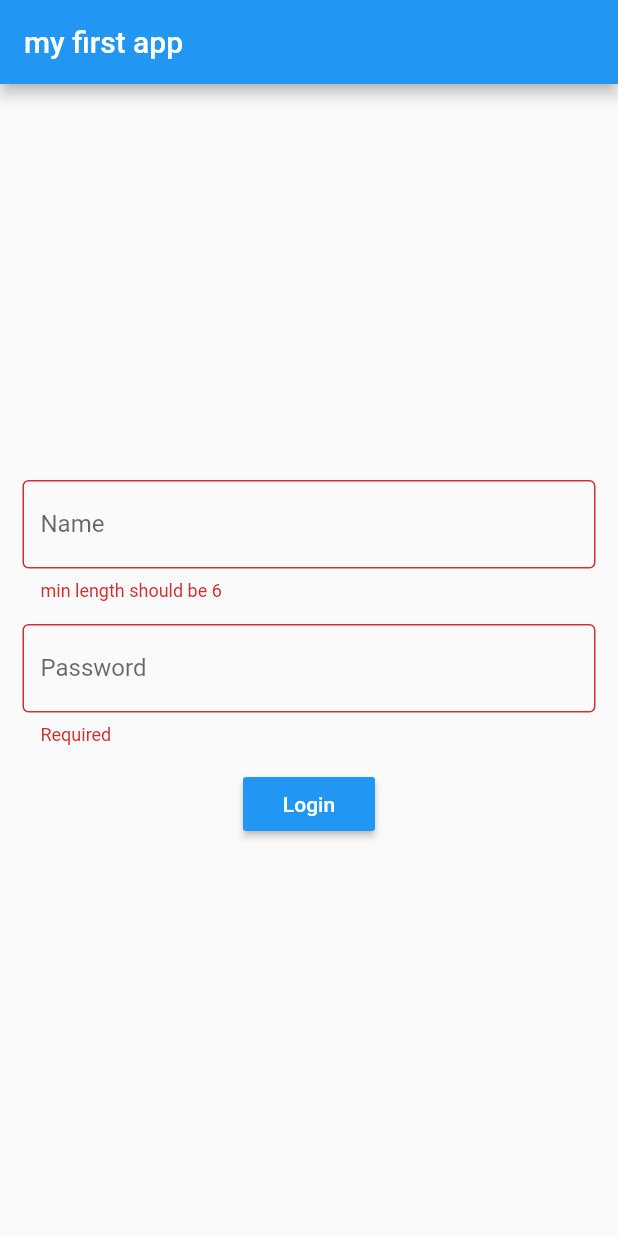
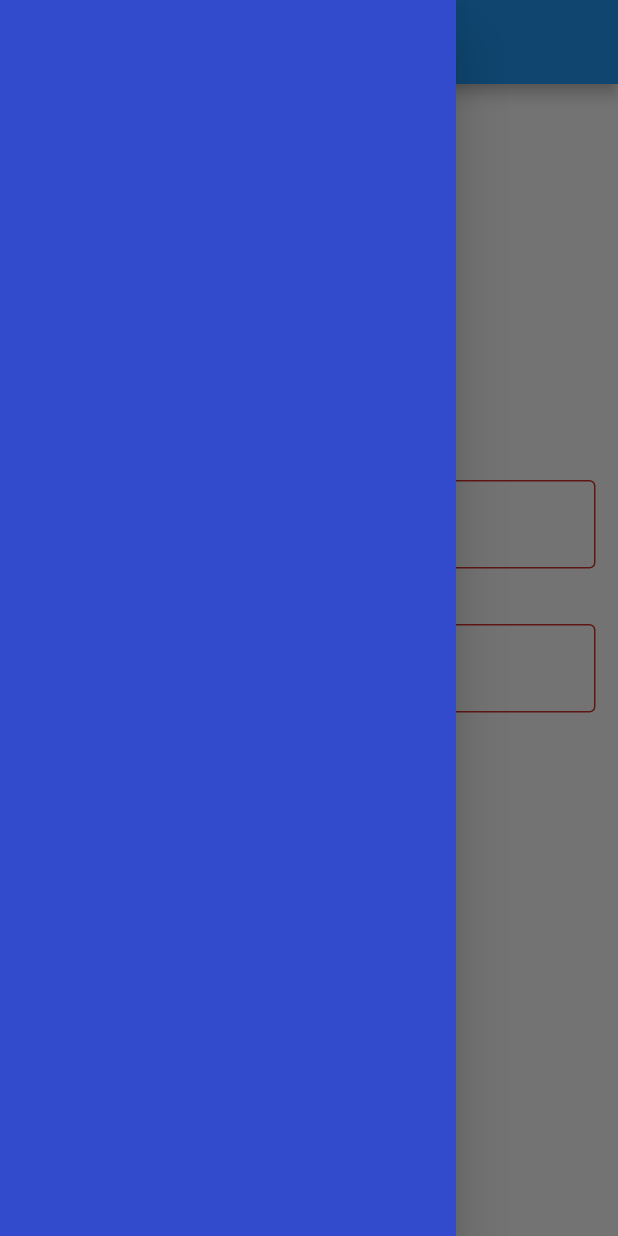
Before and after one commit to Akhil184/login-page-in-flutter, a Flutter app: the screen it shows after launch, with the side drawer open (before the commit the screen has no drawer), on a phone screen of 412 x 824 dp. Run offline on Flutter 3.47's test engine with Material 2 defaults, Android fonts, the phone set to English and light mode, and no system bars; our stand-ins replace fluttertoast, form_field_validator.

Commit message:
add menu drawer

```diff
--- a/lib/main.dart
+++ b/lib/main.dart
@@ -3,6 +3,7 @@ import 'package:http/http.dart' as http;
 import 'package:form_field_validator/form_field_validator.dart';
 import 'dart:convert';
 import 'package:fluttertoast/fluttertoast.dart';
+import 'package:untitled1/navigation_drawer_widget.dart';
 void main() {
     runApp(MaterialApp(
         home:MyApp(),
@@ -12,6 +13,7 @@ void main() {
     class MyApp extends StatefulWidget {
         @override
         _pre createState()=>_pre();
+
     }
     class _pre extends State<MyApp> {
 
@@ -38,6 +40,7 @@ void main() {
         @override
         Widget build(BuildContext context) {
             return Scaffold(
+            drawer:navg(),
                 appBar: AppBar(
                     title: Text('my first app'),
                 ),
@@ -90,6 +93,7 @@ void main() {
                                     padding: EdgeInsets.only(
                                         top: 15,
                                     ),
+
                                     child: RaisedButton(
                                         textColor: Colors.white,
                                         color: Colors.blue,
--- /dev/null
+++ b/lib/navigation_drawer_widget.dart
@@ -0,0 +1,15 @@
+import 'package:flutter/cupertino.dart';
+import 'package:flutter/material.dart';
+
+class navg extends StatelessWidget{
+  final padding=EdgeInsets.symmetric(horizontal: 20);
+  @override
+  Widget build(BuildContext context){
+    return Drawer(
+    child:Container(
+    color:Color.fromRGBO(50,75,205,1),
+    ),
+    );
+  }
+
+}
```
Also changed, not shown: 1 other file.
